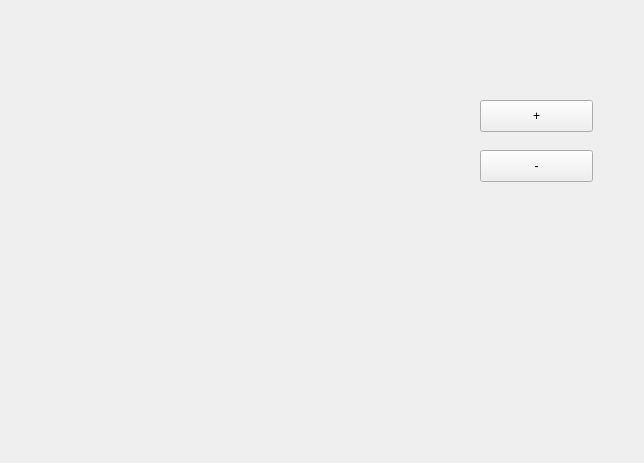
The window that file.ui (KolesnikovaEk/apiproject) describes before a commit, drawn with Qt 5.
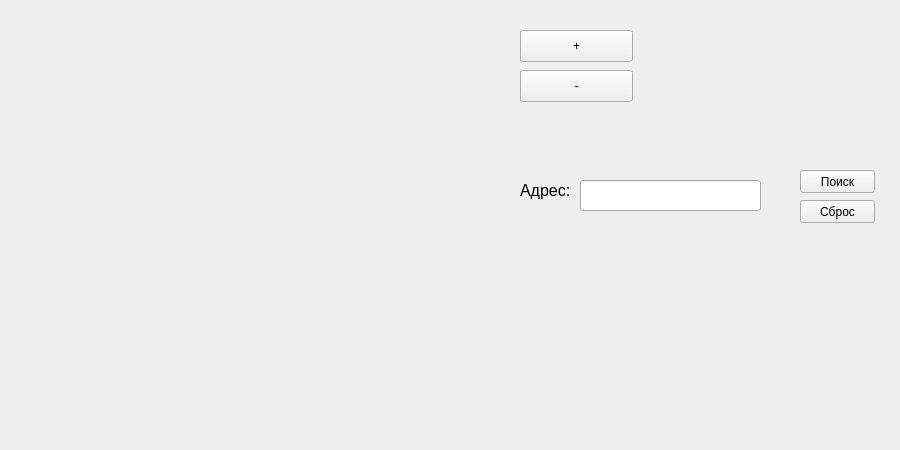
The same window after the commit.

The edit to the form file:
```diff
--- a/file.ui
+++ b/file.ui
@@ -6,8 +6,8 @@
    <rect>
     <x>0</x>
     <y>0</y>
-    <width>644</width>
-    <height>463</height>
+    <width>900</width>
+    <height>450</height>
    </rect>
   </property>
   <property name="windowTitle">
@@ -16,8 +16,8 @@
   <widget class="QLabel" name="image">
    <property name="geometry">
     <rect>
-     <x>20</x>
-     <y>80</y>
+     <x>30</x>
+     <y>50</y>
      <width>451</width>
      <height>311</height>
     </rect>
@@ -29,8 +29,8 @@
   <widget class="QPushButton" name="pushButton_down">
    <property name="geometry">
     <rect>
-     <x>480</x>
-     <y>100</y>
+     <x>520</x>
+     <y>30</y>
      <width>113</width>
      <height>32</height>
     </rect>
@@ -42,8 +42,8 @@
   <widget class="QPushButton" name="pushButton_up">
    <property name="geometry">
     <rect>
-     <x>480</x>
-     <y>150</y>
+     <x>520</x>
+     <y>70</y>
      <width>113</width>
      <height>32</height>
     </rect>
@@ -52,6 +52,63 @@
     <string>-</string>
    </property>
   </widget>
+  <widget class="QLineEdit" name="findline">
+   <property name="geometry">
+    <rect>
+     <x>580</x>
+     <y>180</y>
+     <width>181</width>
+     <height>31</height>
+    </rect>
+   </property>
+   <property name="text">
+    <string/>
+   </property>
+  </widget>
+  <widget class="QLabel" name="label">
+   <property name="geometry">
+    <rect>
+     <x>520</x>
+     <y>180</y>
+     <width>61</width>
+     <height>21</height>
+    </rect>
+   </property>
+   <property name="font">
+    <font>
+     <pointsize>12</pointsize>
+    </font>
+   </property>
+   <property name="text">
+    <string>Адрес:</string>
+   </property>
+  </widget>
+  <widget class="QPushButton" name="findbutton">
+   <property name="geometry">
+    <rect>
+     <x>800</x>
+     <y>170</y>
+     <width>75</width>
+     <height>23</height>
+    </rect>
+   </property>
+   <property name="text">
+    <string>Поиск</string>
+   </property>
+  </widget>
+  <widget class="QPushButton" name="deletebutton">
+   <property name="geometry">
+    <rect>
+     <x>800</x>
+     <y>200</y>
+     <width>75</width>
+     <height>23</height>
+    </rect>
+   </property>
+   <property name="text">
+    <string>Сброс</string>
+   </property>
+  </widget>
  </widget>
  <resources/>
  <connections/>
```
